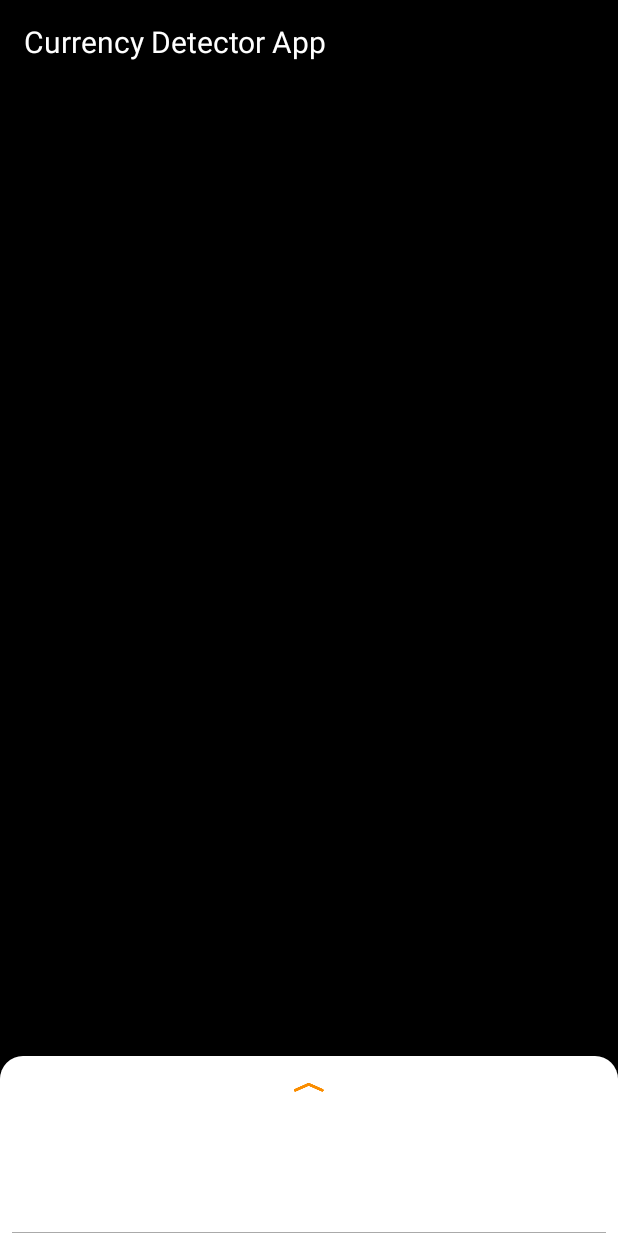
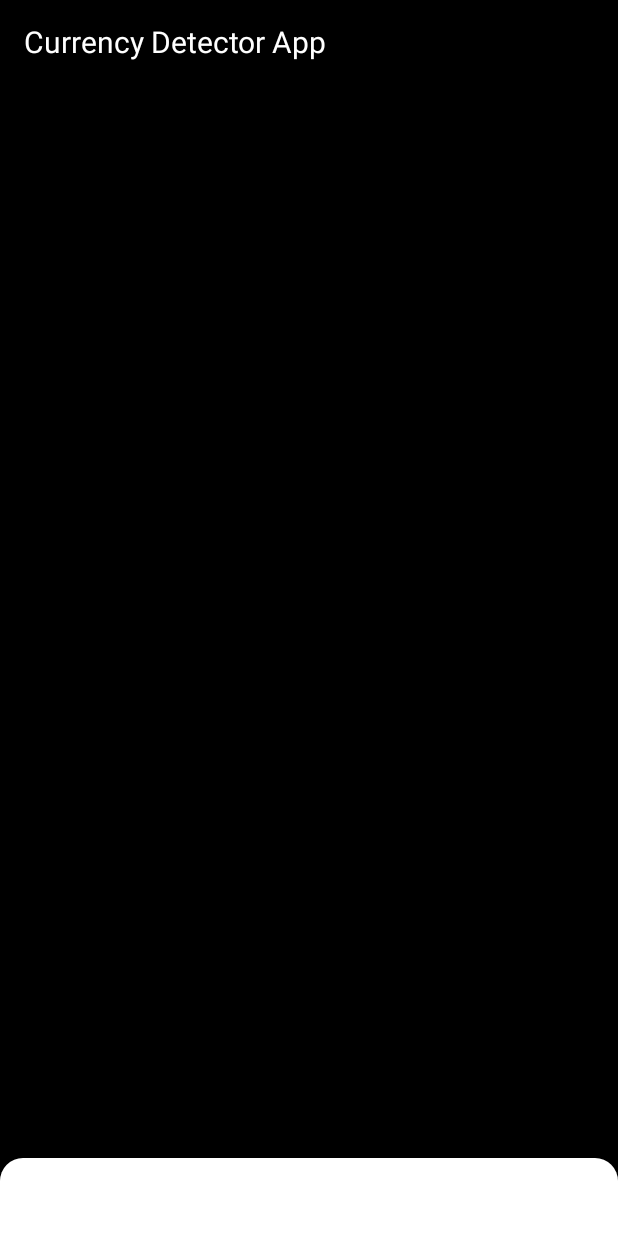
Before and after one commit to Mohaliyet/AndroidDemo, an Android app: the ClassifierActivity screen opened directly, with no data from a screen before it, on a phone screen of 412 x 824 dp. Run offline under Robolectric (Android 15) with nearby library versions, the phone set to English and light mode, and no system bars; pictures from the network do not load; 3 statements that could not run were skipped.

Commit message:
label and view arrow modified

```diff
--- a/app/src/main/java/org/tensorflow/lite/examples/classification/CameraActivity.java
+++ b/app/src/main/java/org/tensorflow/lite/examples/classification/CameraActivity.java
@@ -133,7 +133,7 @@ public abstract class CameraActivity extends AppCompatActivity
     bottomSheetLayout = findViewById(R.id.bottom_sheet_layout);
     gestureLayout = findViewById(R.id.gesture_layout);
     sheetBehavior = BottomSheetBehavior.from(bottomSheetLayout);
-    bottomSheetArrowImageView = findViewById(R.id.bottom_sheet_arrow);
+    //bottomSheetArrowImageView = findViewById(R.id.bottom_sheet_arrow);
 
     ViewTreeObserver vto = gestureLayout.getViewTreeObserver();
     vto.addOnGlobalLayoutListener(
@@ -184,10 +184,10 @@ public abstract class CameraActivity extends AppCompatActivity
 
     recognitionTextView = findViewById(R.id.detected_item);
     recognitionValueTextView = findViewById(R.id.detected_item_value);
-    recognition1TextView = findViewById(R.id.detected_item1);
-    recognition1ValueTextView = findViewById(R.id.detected_item1_value);
-    recognition2TextView = findViewById(R.id.detected_item2);
-    recognition2ValueTextView = findViewById(R.id.detected_item2_value);
+//    recognition1TextView = findViewById(R.id.detected_item1);
+//    recognition1ValueTextView = findViewById(R.id.detected_item1_value);
+//    recognition2TextView = findViewById(R.id.detected_item2);
+//    recognition2ValueTextView = findViewById(R.id.detected_item2_value);
 
     frameValueTextView = findViewById(R.id.frame_info);
     cropValueTextView = findViewById(R.id.crop_info);
@@ -586,13 +586,13 @@ boolean hun = false;
         }
       }
 
-      Recognition recognition1 = results.get(1);
+/*      Recognition recognition1 = results.get(1);
       if (recognition1 != null) {
         if (recognition1.getTitle() != null) recognition1TextView.setText(recognition1.getTitle());
         if (recognition1.getConfidence() != null)
           recognition1ValueTextView.setText(
               String.format("%.2f", (100 * recognition1.getConfidence())) + "%");
-      }
+      }*/
 
 //      Recognition recognition2 = results.get(2);
 //      if (recognition2 != null) {
--- a/app/src/main/res/layout/layout_bottom_sheet.xml
+++ b/app/src/main/res/layout/layout_bottom_sheet.xml
@@ -19,13 +19,6 @@
         android:orientation="vertical"
         android:paddingTop="10dp"
         android:paddingBottom="10dp">
-
-        <ImageView
-            android:id="@+id/bottom_sheet_arrow"
-            android:layout_width="wrap_content"
-            android:layout_height="wrap_content"
-            android:layout_gravity="center"
-            android:src="@drawable/icn_chevron_up" />
 
 
         <LinearLayout
@@ -51,57 +44,6 @@
 
         </LinearLayout>
 
-        <LinearLayout
-            android:layout_width="match_parent"
-            android:layout_height="wrap_content"
-            android:layout_marginTop="10dp"
-            android:orientation="horizontal">
-
-            <TextView
-                android:id="@+id/detected_item1"
-                android:layout_width="wrap_content"
-                android:layout_height="wrap_content"
-                android:textColor="@android:color/darker_gray"
-                android:textSize="12sp" />
-
-            <TextView
-                android:id="@+id/detected_item1_value"
-                android:layout_width="match_parent"
-                android:layout_height="wrap_content"
-                android:gravity="right"
-                android:textColor="@android:color/darker_gray"
-                android:textSize="12sp" />
-
-        </LinearLayout>
-
-        <LinearLayout
-            android:layout_width="match_parent"
-            android:layout_height="wrap_content"
-            android:layout_marginTop="10dp"
-            android:orientation="horizontal">
-
-            <TextView
-                android:id="@+id/detected_item2"
-                android:layout_width="wrap_content"
-                android:layout_height="wrap_content"
-                android:textColor="@android:color/darker_gray"
-                android:textSize="12sp" />
-
-            <TextView
-                android:id="@+id/detected_item2_value"
-                android:layout_width="match_parent"
-                android:layout_height="wrap_content"
-                android:gravity="right"
-                android:textColor="@android:color/darker_gray"
-                android:textSize="12sp" />
-
-        </LinearLayout>
-
-        <View
-            android:layout_width="match_parent"
-            android:layout_height="1px"
-            android:layout_marginTop="8dp"
-            android:background="@android:color/darker_gray" />
     </LinearLayout>
 
     <LinearLayout
@@ -224,12 +166,6 @@
             android:textColor="@android:color/black" />
     </LinearLayout>
 
-    <View
-        android:layout_width="match_parent"
-        android:layout_height="1px"
-        android:layout_marginTop="10dp"
-        android:background="@android:color/darker_gray" />
-
     <RelativeLayout
         android:layout_width="match_parent"
         android:layout_height="wrap_content"
@@ -277,12 +213,6 @@
         </LinearLayout>
     </RelativeLayout>
 
-    <View
-        android:layout_width="match_parent"
-        android:layout_height="1px"
-        android:layout_marginTop="10dp"
-        android:background="@android:color/darker_gray" />
-
     <RelativeLayout
         android:layout_width="match_parent"
         android:layout_height="wrap_content"
```
